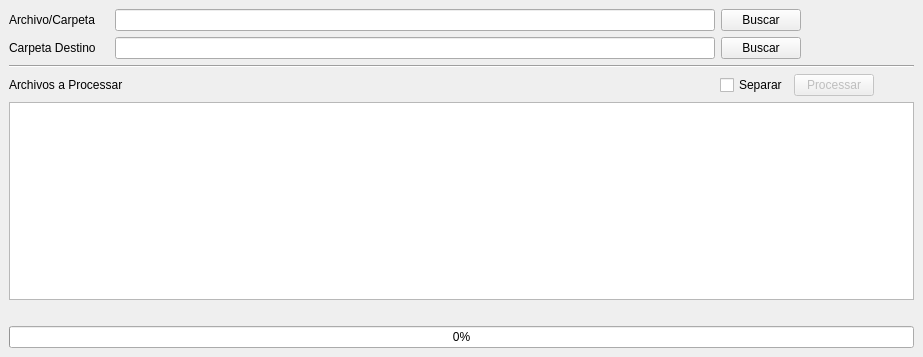
First picture: the form in resources/main_window.ui, repository c-mmachado/pdfiberdrola, before the edit.
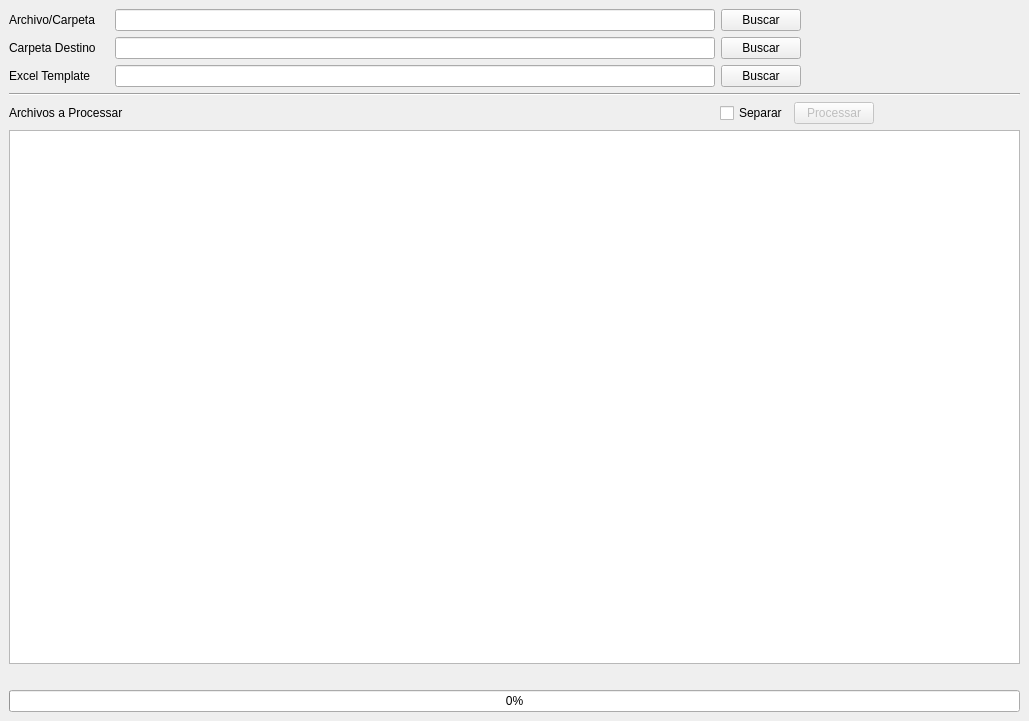
Second picture: the form after the edit.

Commit message: Modify UI and CLI to accept input excel file as template

Patch:
```diff
--- a/resources/main_window.ui
+++ b/resources/main_window.ui
@@ -9,8 +9,8 @@
    <rect>
     <x>0</x>
     <y>0</y>
-    <width>853</width>
-    <height>357</height>
+    <width>1029</width>
+    <height>721</height>
    </rect>
   </property>
   <property name="sizePolicy">
@@ -42,14 +42,21 @@
     </sizepolicy>
    </property>
    <layout class="QGridLayout" name="gridLayout">
-    <item row="2" column="0">
+    <item row="7" column="0">
+     <widget class="QLabel" name="label_4">
+      <property name="text">
+       <string/>
+      </property>
+     </widget>
+    </item>
+    <item row="3" column="0">
      <widget class="Line" name="line">
       <property name="orientation">
        <enum>Qt::Horizontal</enum>
       </property>
      </widget>
     </item>
-    <item row="7" column="0">
+    <item row="8" column="0">
      <widget class="QProgressBar" name="progressBar">
       <property name="value">
        <number>0</number>
@@ -234,7 +241,7 @@
       </item>
      </layout>
     </item>
-    <item row="5" column="0">
+    <item row="6" column="0">
      <widget class="QListWidget" name="listWidget">
       <property name="maximumSize">
        <size>
@@ -244,7 +251,81 @@
       </property>
      </widget>
     </item>
-    <item row="3" column="0">
+    <item row="2" column="0">
+     <layout class="QHBoxLayout" name="horizontalLayout_4">
+      <item>
+       <widget class="QLabel" name="label_5">
+        <property name="sizePolicy">
+         <sizepolicy hsizetype="Fixed" vsizetype="Fixed">
+          <horstretch>0</horstretch>
+          <verstretch>0</verstretch>
+         </sizepolicy>
+        </property>
+        <property name="minimumSize">
+         <size>
+          <width>100</width>
+          <height>0</height>
+         </size>
+        </property>
+        <property name="maximumSize">
+         <size>
+          <width>100</width>
+          <height>16777215</height>
+         </size>
+        </property>
+        <property name="text">
+         <string>Excel Template</string>
+        </property>
+       </widget>
+      </item>
+      <item>
+       <widget class="QLineEdit" name="lineEdit_3">
+        <property name="minimumSize">
+         <size>
+          <width>600</width>
+          <height>0</height>
+         </size>
+        </property>
+        <property name="maximumSize">
+         <size>
+          <width>800</width>
+          <height>16777215</height>
+         </size>
+        </property>
+       </widget>
+      </item>
+      <item>
+       <widget class="QPushButton" name="pushButton_4">
+        <property name="sizePolicy">
+         <sizepolicy hsizetype="Fixed" vsizetype="Fixed">
+          <horstretch>0</horstretch>
+          <verstretch>0</verstretch>
+         </sizepolicy>
+        </property>
+        <property name="text">
+         <string>Buscar</string>
+        </property>
+       </widget>
+      </item>
+      <item>
+       <spacer name="horizontalSpacer_4">
+        <property name="orientation">
+         <enum>Qt::Horizontal</enum>
+        </property>
+        <property name="sizeType">
+         <enum>QSizePolicy::MinimumExpanding</enum>
+        </property>
+        <property name="sizeHint" stdset="0">
+         <size>
+          <width>40</width>
+          <height>20</height>
+         </size>
+        </property>
+       </spacer>
+      </item>
+     </layout>
+    </item>
+    <item row="4" column="0">
      <layout class="QHBoxLayout" name="horizontalLayout_3">
       <item>
        <widget class="QLabel" name="label_3">
@@ -312,13 +393,6 @@
       </item>
      </layout>
     </item>
-    <item row="6" column="0">
-     <widget class="QLabel" name="label_4">
-      <property name="text">
-       <string/>
-      </property>
-     </widget>
-    </item>
    </layout>
   </widget>
  </widget>
```
Left out of the diff: 23 changed lines with no effect on the pictures. The commit also changes 14 other files.
